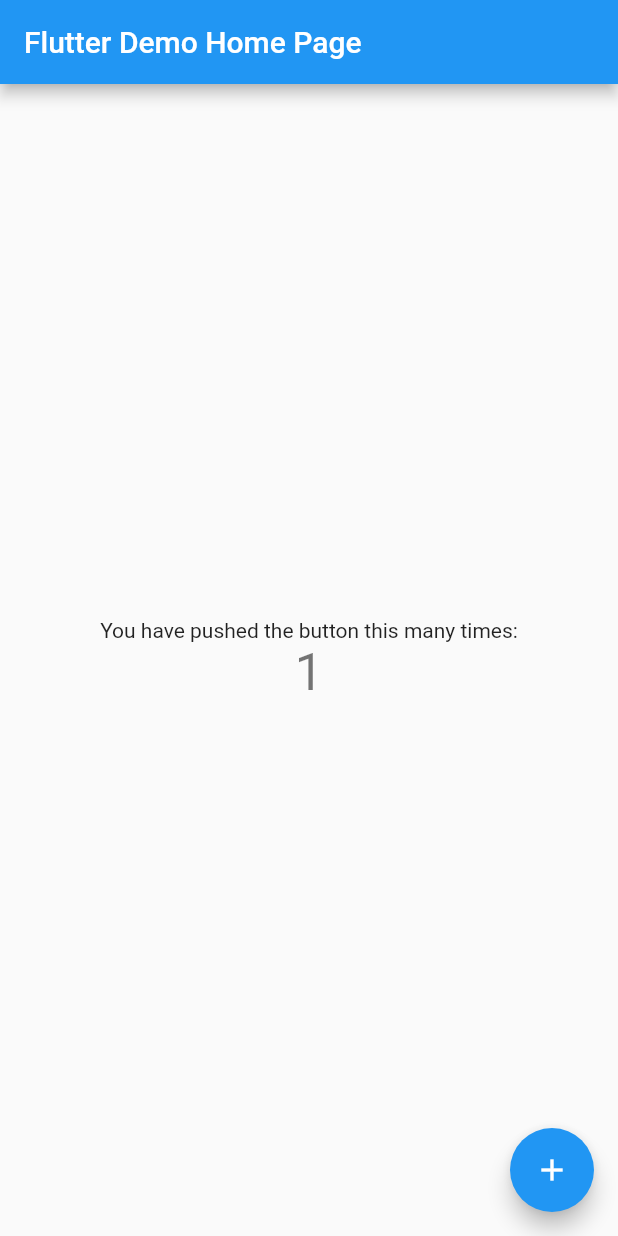
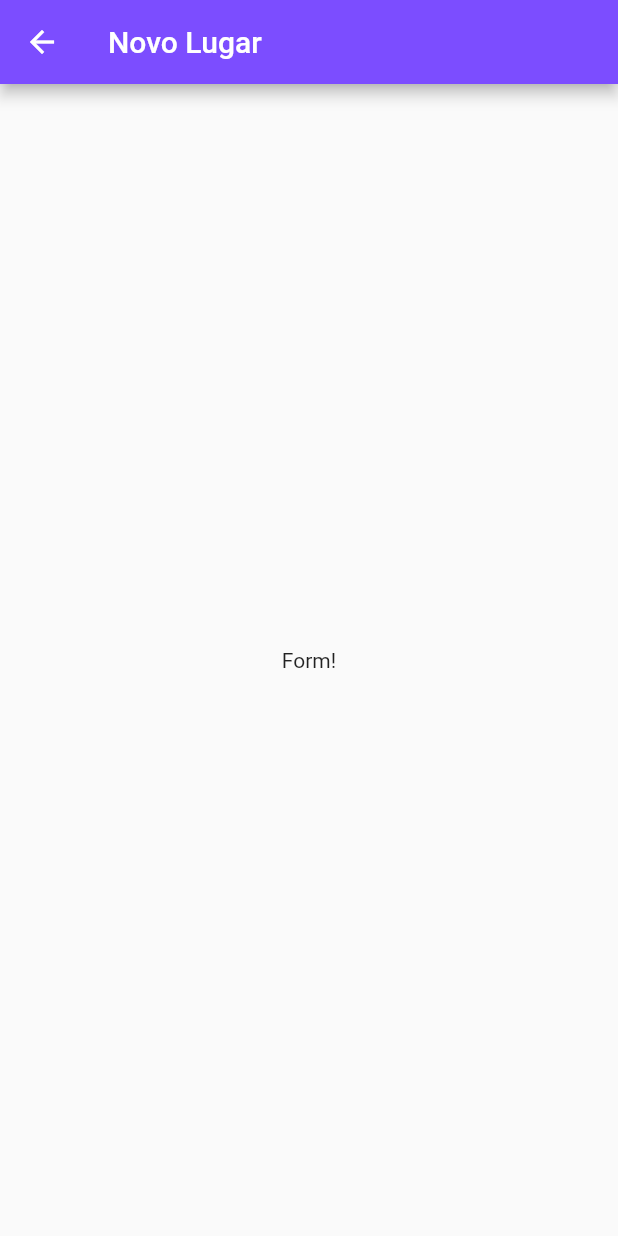
Before and after one commit to xandefreitas/flutter_native_resources, a Flutter app: the screen it shows after launch, after a tap on the "add" icon, on a phone screen of 412 x 824 dp. Run offline on Flutter 3.47's test engine with Material 2 defaults, Android fonts, the light colour scheme and no system bars.

Commit message:
334. Estrutura Inicial do Projeto

```diff
--- a/lib/main.dart
+++ b/lib/main.dart
@@ -1,4 +1,8 @@
 import 'package:flutter/material.dart';
+import 'package:flutter_native_resources/screens/place_form_screen.dart';
+import 'package:flutter_native_resources/utils/app_routes.dart';
+
+import 'screens/places_list_screen.dart';
 
 void main() {
   runApp(const MyApp());
@@ -10,106 +14,19 @@
   // This widget is the root of your application.
   @override
   Widget build(BuildContext context) {
+    final ThemeData theme = ThemeData();
     return MaterialApp(
       title: 'Flutter Demo',
-      theme: ThemeData(
-        // This is the theme of your application.
-        //
-        // Try running your application with "flutter run". You'll see the
-        // application has a blue toolbar. Then, without quitting the app, try
-        // changing the primarySwatch below to Colors.green and then invoke
-        // "hot reload" (press "r" in the console where you ran "flutter run",
-        // or simply save your changes to "hot reload" in a Flutter IDE).
-        // Notice that the counter didn't reset back to zero; the application
-        // is not restarted.
-        primarySwatch: Colors.blue,
+      theme: theme.copyWith(
+        colorScheme: theme.colorScheme.copyWith(
+          primary: Colors.deepPurpleAccent,
+          secondary: Colors.tealAccent[100],
+        ),
       ),
-      home: const MyHomePage(title: 'Flutter Demo Home Page'),
+      home: PlacesListScreen(),
+      routes: {
+        AppRoutes.PLACE_FORM: (ctx) => PlaceFormScreen(),
+      },
     );
   }
 }
-
-class MyHomePage extends StatefulWidget {
-  const MyHomePage({Key? key, required this.title}) : super(key: key);
-
-  // This widget is the home page of your application. It is stateful, meaning
-  // that it has a State object (defined below) that contains fields that affect
-  // how it looks.
-
-  // This class is the configuration for the state. It holds the values (in this
-  // case the title) provided by the parent (in this case the App widget) and
-  // used by the build method of the State. Fields in a Widget subclass are
-  // always marked "final".
-
-  final String title;
-
-  @override
-  State<MyHomePage> createState() => _MyHomePageState();
-}
-
-class _MyHomePageState extends State<MyHomePage> {
-  int _counter = 0;
-
-  void _incrementCounter() {
-    setState(() {
-      // This call to setState tells the Flutter framework that something has
-      // changed in this State, which causes it to rerun the build method below
-      // so that the display can reflect the updated values. If we changed
-      // _counter without calling setState(), then the build method would not be
-      // called again, and so nothing would appear to happen.
-      _counter++;
-    });
-  }
-
-  @override
-  Widget build(BuildContext context) {
-    // This method is rerun every time setState is called, for instance as done
-    // by the _incrementCounter method above.
-    //
-    // The Flutter framework has been optimized to make rerunning build methods
-    // fast, so that you can just rebuild anything that needs updating rather
-    // than having to individually change instances of widgets.
-    return Scaffold(
-      appBar: AppBar(
-        // Here we take the value from the MyHomePage object that was created by
-        // the App.build method, and use it to set our appbar title.
-        title: Text(widget.title),
-      ),
-      body: Center(
-        // Center is a layout widget. It takes a single child and positions it
-        // in the middle of the parent.
-        child: Column(
-          // Column is also a layout widget. It takes a list of children and
-          // arranges them vertically. By default, it sizes itself to fit its
-          // children horizontally, and tries to be as tall as its parent.
-          //
-          // Invoke "debug painting" (press "p" in the console, choose the
-          // "Toggle Debug Paint" action from the Flutter Inspector in Android
-          // Studio, or the "Toggle Debug Paint" command in Visual Studio Code)
-          // to see the wireframe for each widget.
-          //
-          // Column has various properties to control how it sizes itself and
-          // how it positions its children. Here we use mainAxisAlignment to
-          // center the children vertically; the main axis here is the vertical
-          // axis because Columns are vertical (the cross axis would be
-          // horizontal).
-          mainAxisAlignment: MainAxisAlignment.center,
-          children: <Widget>[
-            const Text(
-              'You have pushed the button this many times:',
-            ),
-            Text(
-              '$_counter',
-              style: Theme.of(context).textTheme.headline4,
-            ),
-          ],
-        ),
-      ),
-      floatingActionButton: FloatingActionButton(
-        onPressed: _incrementCounter,
-        tooltip: 'Increment',
-        child: const Icon(Icons.add),
-      ), // This trailing comma makes auto-formatting nicer for build methods.
-    );
-  }
-}
--- /dev/null
+++ b/lib/screens/place_form_screen.dart
@@ -0,0 +1,20 @@
+import 'package:flutter/material.dart';
+
+class PlaceFormScreen extends StatefulWidget {
+  const PlaceFormScreen({Key? key}) : super(key: key);
+
+  @override
+  State<PlaceFormScreen> createState() => _PlaceFormScreenState();
+}
+
+class _PlaceFormScreenState extends State<PlaceFormScreen> {
+  @override
+  Widget build(BuildContext context) {
+    return Scaffold(
+      appBar: AppBar(
+        title: Text('Novo Lugar'),
+      ),
+      body: Center(child: Text('Form!')),
+    );
+  }
+}
--- /dev/null
+++ b/lib/screens/places_list_screen.dart
@@ -0,0 +1,25 @@
+import 'package:flutter/material.dart';
+import 'package:flutter_native_resources/utils/app_routes.dart';
+
+class PlacesListScreen extends StatelessWidget {
+  const PlacesListScreen({Key? key}) : super(key: key);
+
+  @override
+  Widget build(BuildContext context) {
+    return Scaffold(
+      appBar: AppBar(
+        title: Text('Meus Lugares'),
+        centerTitle: true,
+        actions: [
+          IconButton(
+            onPressed: () => Navigator.pushNamed(context, AppRoutes.PLACE_FORM),
+            icon: Icon(Icons.add),
+          ),
+        ],
+      ),
+      body: Center(
+        child: CircularProgressIndicator(),
+      ),
+    );
+  }
+}
--- /dev/null
+++ b/lib/utils/app_routes.dart
@@ -0,0 +1,3 @@
+class AppRoutes {
+  static const String PLACE_FORM = '/placeForm';
+}
```
